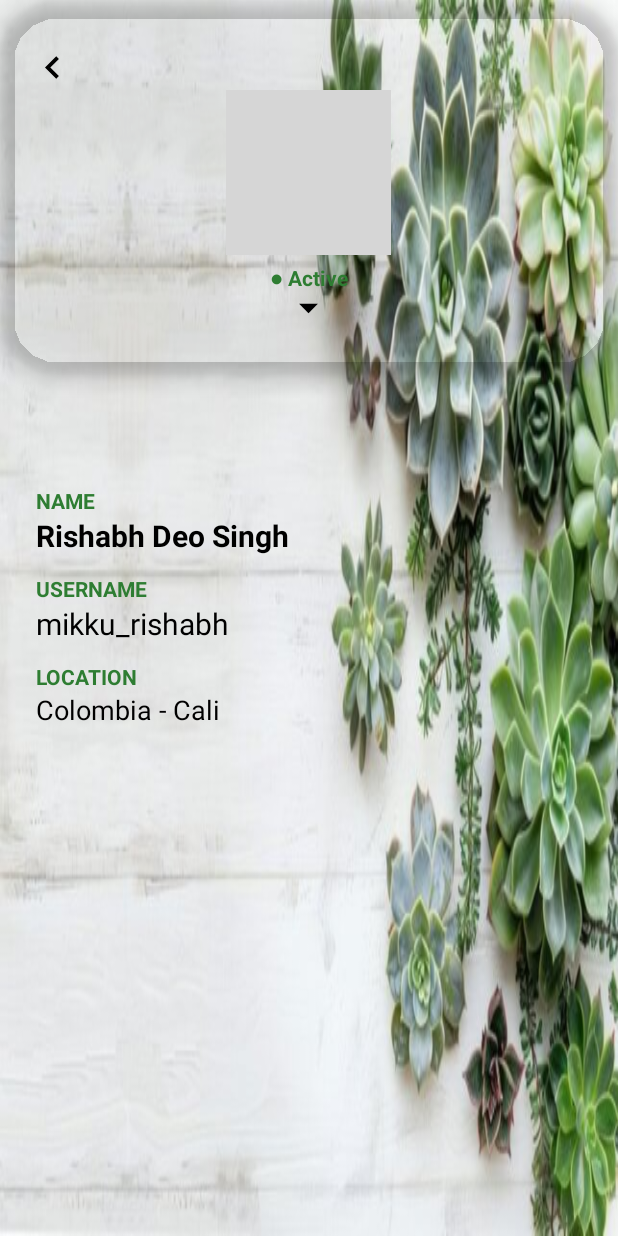
After one commit to Rishabh-mikku/GreenSpace, an Android app: the ProfileInfo screen opened directly, with no data from a screen before it, on a phone screen of 412 x 824 dp. The commit adds this screen. Run offline under Robolectric (Android 15) with nearby library versions, the phone set to English and light mode, and no system bars; grey boxes are pictures that could not be loaded.

Commit message:
Added Profile info screen and reorder dependencies in build.gradle.kts for google auth

```diff
--- a/app/build.gradle.kts
+++ b/app/build.gradle.kts
@@ -51,8 +51,8 @@ dependencies {
     testImplementation(libs.junit)
     androidTestImplementation(libs.androidx.junit)
     androidTestImplementation(libs.androidx.espresso.core)
-    implementation(libs.firebase.bom)
+    implementation(platform(libs.firebase.bom))
+    implementation (libs.play.services.auth)
     implementation(libs.firebase.analytics)
-    implementation (libs.play.services.auth)
     implementation (libs.glide)
 }
--- a/app/src/main/AndroidManifest.xml
+++ b/app/src/main/AndroidManifest.xml
@@ -50,6 +50,11 @@
 
         </activity>
 
+        <activity android:name=".ProfileInfo"
+            android:exported="true">
+
+        </activity>
+
         <!-- FileProvider configuration -->
         <provider
             android:name="androidx.core.content.FileProvider"
--- a/app/src/main/java/com/example/greenspace/ImageCapture.kt
+++ b/app/src/main/java/com/example/greenspace/ImageCapture.kt
@@ -2,6 +2,7 @@ package com.example.greenspace
 
 import android.Manifest
 import android.app.AlertDialog
+import android.content.Intent
 import android.content.pm.PackageManager
 import android.graphics.Bitmap
 import android.graphics.ImageDecoder
@@ -10,6 +11,8 @@ import android.os.Build
 import android.os.Bundle
 import android.os.Environment
 import android.provider.MediaStore
+import android.widget.Button
+import android.widget.ImageButton
 import android.widget.ImageView
 import android.widget.Toast
 import androidx.activity.result.contract.ActivityResultContracts
@@ -25,6 +28,7 @@ import java.util.*
 
 class ImageCapture : AppCompatActivity() {
     private lateinit var imageView: ImageView
+    private lateinit var profileBtn : ImageButton
     private lateinit var currentPhotoPath: String
     private var photoURI: Uri? = null
 
@@ -73,6 +77,13 @@ class ImageCapture : AppCompatActivity() {
         // Set click listener on ImageView to show selection popup
         imageView.setOnClickListener {
             showImageSourceDialog()
+        }
+
+        profileBtn = findViewById(R.id.btnProfile)
+
+        // Set click listener on Profile Button to show Profile of user
+        profileBtn.setOnClickListener {
+            startActivity(Intent(this, ProfileInfo::class.java))
         }
     }
 
--- /dev/null
+++ b/app/src/main/java/com/example/greenspace/ProfileInfo.kt
@@ -0,0 +1,20 @@
+package com.example.greenspace
+
+import android.os.Bundle
+import androidx.activity.enableEdgeToEdge
+import androidx.appcompat.app.AppCompatActivity
+import androidx.core.view.ViewCompat
+import androidx.core.view.WindowInsetsCompat
+
+class ProfileInfo : AppCompatActivity() {
+    override fun onCreate(savedInstanceState: Bundle?) {
+        super.onCreate(savedInstanceState)
+        enableEdgeToEdge()
+        setContentView(R.layout.activity_profile_info)
+        ViewCompat.setOnApplyWindowInsetsListener(findViewById(R.id.main)) { v, insets ->
+            val systemBars = insets.getInsets(WindowInsetsCompat.Type.systemBars())
+            v.setPadding(systemBars.left, systemBars.top, systemBars.right, systemBars.bottom)
+            insets
+        }
+    }
+}
--- /dev/null
+++ b/app/src/main/res/drawable/circle_shape.xml
@@ -0,0 +1,6 @@
+<?xml version="1.0" encoding="utf-8"?>
+<shape xmlns:android="http://schemas.android.com/apk/res/android"
+    android:shape="oval">
+    <solid android:color="@color/white"/>
+    <size android:width="110dp" android:height="110dp"/>
+</shape>
--- /dev/null
+++ b/app/src/main/res/drawable/ic_back_arrow.xml
@@ -0,0 +1,10 @@
+<?xml version="1.0" encoding="utf-8"?>
+<vector xmlns:android="http://schemas.android.com/apk/res/android"
+    android:width="24dp"
+    android:height="24dp"
+    android:viewportWidth="24"
+    android:viewportHeight="24">
+    <path
+        android:fillColor="@color/white"
+        android:pathData="M15.41,7.41L14,6l-6,6l6,6l1.41,-1.41L10.83,12z" />
+</vector>
--- /dev/null
+++ b/app/src/main/res/drawable/ic_bike.xml
@@ -0,0 +1,10 @@
+<?xml version="1.0" encoding="utf-8"?>
+<vector xmlns:android="http://schemas.android.com/apk/res/android"
+    android:width="24dp"
+    android:height="24dp"
+    android:viewportWidth="24"
+    android:viewportHeight="24">
+    <path
+        android:fillColor="@color/dark_green"
+        android:pathData="M5,16.5A3.5,3.5 0 1,1 8.5,13A3.5,3.5 0 0,1 5,16.5M19,16.5A3.5,3.5 0 1,1 22.5,13A3.5,3.5 0 0,1 19,16.5M11,5H13L14.5,8H19A2,2 0 0,1 21,10V11H19V10H14L12.5,7H9V5Z" />
+</vector>
--- /dev/null
+++ b/app/src/main/res/drawable/ic_dropdown.xml
@@ -0,0 +1,10 @@
+<?xml version="1.0" encoding="utf-8"?>
+<vector xmlns:android="http://schemas.android.com/apk/res/android"
+    android:width="24dp"
+    android:height="24dp"
+    android:viewportWidth="24"
+    android:viewportHeight="24">
+    <path
+        android:fillColor="@color/white"
+        android:pathData="M7,10l5,5l5,-5H7z" />
+</vector>
--- /dev/null
+++ b/app/src/main/res/drawable/ic_leaf.xml
@@ -0,0 +1,10 @@
+<?xml version="1.0" encoding="utf-8"?>
+<vector xmlns:android="http://schemas.android.com/apk/res/android"
+    android:width="24dp"
+    android:height="24dp"
+    android:viewportWidth="24"
+    android:viewportHeight="24">
+    <path
+        android:fillColor="@color/dark_green"
+        android:pathData="M12,2C6.48,2 2,6.48 2,12C2,17.52 6.48,22 12,22C17.52,22 22,17.52 22,12H20C20,16.42 16.42,20 12,20C7.58,20 4,16.42 4,12C4,7.58 7.58,4 12,4V8L17,3L12,2Z"/>
+</vector>
--- /dev/null
+++ b/app/src/main/res/layout/activity_profile_info.xml
@@ -0,0 +1,146 @@
+<?xml version="1.0" encoding="utf-8"?>
+<androidx.constraintlayout.widget.ConstraintLayout
+    xmlns:android="http://schemas.android.com/apk/res/android"
+    xmlns:app="http://schemas.android.com/apk/res-auto"
+    android:layout_width="match_parent"
+    android:layout_height="match_parent"
+    android:background="@drawable/profile_background"
+    android:id="@+id/main">
+
+    <!-- Curved Profile Header -->
+    <androidx.cardview.widget.CardView
+        android:id="@+id/profile_card"
+        android:layout_width="match_parent"
+        android:layout_height="250dp"
+        app:cardBackgroundColor="@android:color/transparent"
+        app:cardCornerRadius="40dp"
+        app:cardElevation="8dp"
+        app:layout_constraintTop_toTopOf="parent"
+        android:radius="40dp"
+        android:layout_marginBottom="-50dp">
+
+        <RelativeLayout
+            android:layout_width="match_parent"
+            android:layout_height="match_parent"
+            android:padding="20dp">
+
+            <!-- Back Arrow -->
+            <ImageView
+                android:id="@+id/back_arrow"
+                android:layout_width="30dp"
+                android:layout_height="30dp"
+                android:layout_alignParentStart="true"
+                android:src="@drawable/ic_back_arrow"
+                android:layout_marginTop="10dp"
+                app:tint="@color/black" />
+
+            <!-- Profile Image -->
+            <ImageView
+                android:id="@+id/profile_image"
+                android:layout_width="110dp"
+                android:layout_height="110dp"
+                android:layout_centerHorizontal="true"
+                android:layout_marginTop="40dp"
+                android:layout_marginStart="80dp"
+                android:src="@drawable/profile_placeholder"
+                android:scaleType="centerCrop"
+                android:background="@drawable/circle_shape"/>
+
+            <!-- Active Status -->
+            <TextView
+                android:id="@+id/status"
+                android:layout_width="wrap_content"
+                android:layout_height="wrap_content"
+                android:layout_below="@id/profile_image"
+                android:layout_centerHorizontal="true"
+                android:text="@string/active"
+                android:textColor="@color/dark_green"
+                android:textStyle="bold"
+                android:textSize="14sp"
+                android:paddingTop="5dp"/>
+
+            <!-- Drop-down Icon -->
+            <ImageView
+                android:id="@+id/dropdown_icon"
+                android:layout_width="30dp"
+                android:layout_height="30dp"
+                android:layout_alignParentBottom="true"
+                android:layout_centerHorizontal="true"
+                android:src="@drawable/ic_dropdown"
+                app:tint="@color/black"
+                android:layout_marginBottom="10dp"/>
+        </RelativeLayout>
+    </androidx.cardview.widget.CardView>
+
+    <!-- Profile Details Section -->
+    <LinearLayout
+        android:id="@+id/profile_details"
+        android:layout_width="match_parent"
+        android:layout_height="wrap_content"
+        android:orientation="vertical"
+        android:padding="24dp"
+        android:elevation="4dp"
+        android:layout_marginTop="50dp"
+        app:layout_constraintTop_toBottomOf="@id/profile_card">
+
+        <!-- Name Section -->
+        <TextView
+            android:id="@+id/name_label"
+            android:layout_width="wrap_content"
+            android:layout_height="wrap_content"
+            android:text="NAME"
+            android:textStyle="bold"
+            android:textColor="@color/dark_green"
+            android:textSize="14sp"/>
+
+        <TextView
+            android:id="@+id/name"
+            android:layout_width="wrap_content"
+            android:layout_height="wrap_content"
+            android:text="Rishabh Deo Singh"
+            android:textColor="@color/black"
+            android:textSize="20sp"
+            android:textStyle="bold"
+            android:paddingBottom="12dp"/>
+
+        <!-- Username Section -->
+        <TextView
+            android:id="@+id/username_label"
+            android:layout_width="wrap_content"
+            android:layout_height="wrap_content"
+            android:text="USERNAME"
+            android:textStyle="bold"
+            android:textColor="@color/dark_green"
+            android:textSize="14sp"/>
+
+        <TextView
+            android:id="@+id/username"
+            android:layout_width="wrap_content"
+            android:layout_height="wrap_content"
+            android:text="mikku_rishabh"
+            android:textColor="@color/black"
+            android:textSize="20sp"
+            android:paddingBottom="12dp"/>
+
+        <!-- Location Section -->
+        <TextView
+            android:id="@+id/location_label"
+            android:layout_width="wrap_content"
+            android:layout_height="wrap_content"
+            android:text="LOCATION"
+            android:textStyle="bold"
+            android:textColor="@color/dark_green"
+            android:textSize="14sp"/>
+
+        <TextView
+            android:id="@+id/location"
+            android:layout_width="wrap_content"
+            android:layout_height="wrap_content"
+            android:text="Colombia - Cali"
+            android:textColor="@color/black"
+            android:textSize="18sp"
+            android:paddingBottom="12dp"/>
+
+    </LinearLayout>
+
+</androidx.constraintlayout.widget.ConstraintLayout>
--- a/app/src/main/res/values/colors.xml
+++ b/app/src/main/res/values/colors.xml
@@ -2,4 +2,6 @@
 <resources>
     <color name="black">#FF000000</color>
     <color name="white">#FFFFFFFF</color>
+    <color name="light_green">#DFFFD6</color>
+    <color name="dark_green">#2E7D32</color>
 </resources>
--- a/app/src/main/res/values/strings.xml
+++ b/app/src/main/res/values/strings.xml
@@ -1,3 +1,4 @@
 <resources>
     <string name="app_name">GreenSpace</string>
+    <string name="active">● Active</string>
 </resources>
```
Also changed, not shown: app/src/main/res/drawable/profile_background.png (added), app/src/main/res/drawable/profile_pic_background.png (added), 1 other file.
